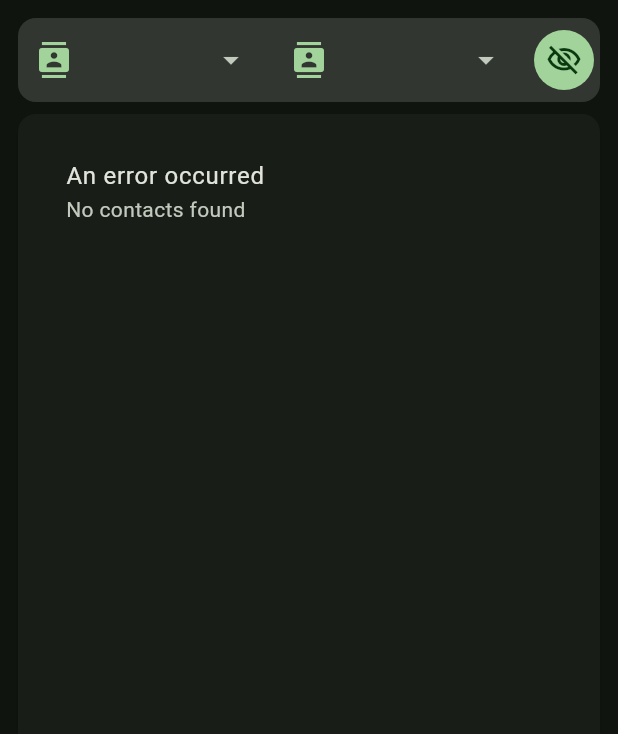
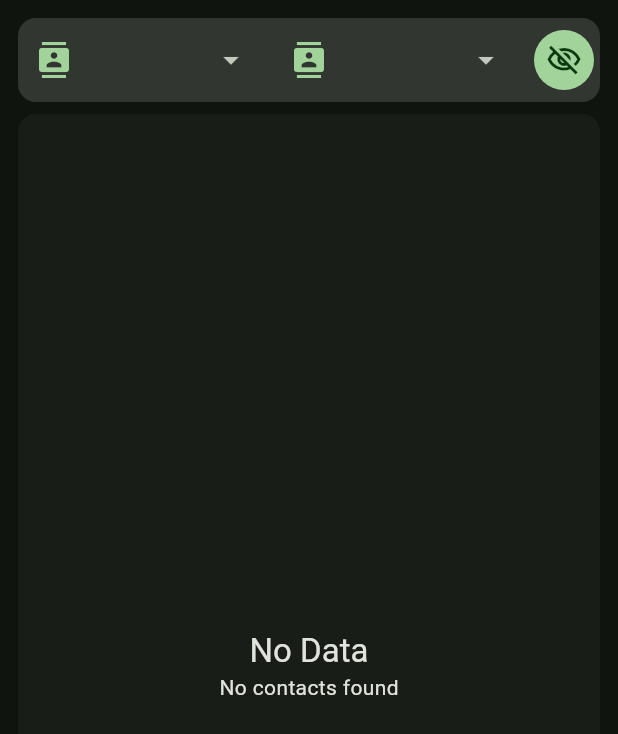
Before and after one commit to abdetaterefe/phone_recap, a Flutter app: the ComparativeAnalyticsView screen opened directly, on a phone screen of 412 x 824 dp. Shown: the top 734 px of the screen. Run offline on Flutter 3.47's test engine with Material 3 defaults, Android fonts, the phone set to English and light mode, and no system bars; our stand-ins replace equatable, fl_chart, flutter_bloc, flutter_contacts, flutter_local_notifications, package_info_plus and 4 more; accounts and stored records are empty.

Commit message:
chore: error message

```diff
--- a/lib/features/comparative_analytics/bloc/comparative_analytics_bloc.dart
+++ b/lib/features/comparative_analytics/bloc/comparative_analytics_bloc.dart
@@ -116,13 +116,22 @@ class ComparativeAnalyticsBloc
         event.firstPhoneNumber,
         event.secondPhoneNumber,
       );
+
+      getDisplayName(String phoneNumber) {
+        final contact = event.contacts.firstWhere(
+          (c) => c["phoneNumber"] == phoneNumber,
+          orElse: () => {"displayName": phoneNumber},
+        );
+        return contact["displayName"];
+      }
+
       if (comparisonResult.firstStats.totalCalls == 0 &&
           comparisonResult.secondStats.totalCalls == 0) {
         emit(
           ComparativeAnalyticsState(
             status: Status.error,
             errorMessage:
-                'No calls found for ${event.contacts.where((c) => c["phoneNumber"] == event.firstPhoneNumber).first["displayName"]} or ${event.contacts.where((c) => c["phoneNumber"] == event.secondPhoneNumber).first["displayName"]}',
+                'No call data found for ${getDisplayName(event.firstPhoneNumber)} and ${getDisplayName(event.secondPhoneNumber)}',
             contacts: event.contacts,
             firstNumber: event.firstPhoneNumber,
             secondNumber: event.secondPhoneNumber,
@@ -133,7 +142,7 @@ class ComparativeAnalyticsBloc
           ComparativeAnalyticsState(
             status: Status.error,
             errorMessage:
-                'No calls found for ${event.contacts.where((c) => c["phoneNumber"] == event.firstPhoneNumber).first["displayName"]}',
+                'No call data were found for ${getDisplayName(event.firstPhoneNumber)}',
             contacts: event.contacts,
             firstNumber: event.firstPhoneNumber,
             secondNumber: event.secondPhoneNumber,
@@ -144,7 +153,7 @@ class ComparativeAnalyticsBloc
           ComparativeAnalyticsState(
             status: Status.error,
             errorMessage:
-                'No calls found for ${event.contacts.where((c) => c["phoneNumber"] == event.secondPhoneNumber).first["displayName"]}',
+                'No call data were found for ${getDisplayName(event.secondPhoneNumber)}',
             contacts: event.contacts,
             firstNumber: event.firstPhoneNumber,
             secondNumber: event.secondPhoneNumber,
--- a/lib/features/comparative_analytics/view/comparative_analytics_page.dart
+++ b/lib/features/comparative_analytics/view/comparative_analytics_page.dart
@@ -173,9 +173,21 @@ class _ComparativeAnalyticsViewState extends State<ComparativeAnalyticsView> {
                             padding: const EdgeInsets.all(16.0),
                             child:
                                 state.status == Status.error
-                                    ? ListTile(
-                                      title: Text("An error occurred"),
-                                      subtitle: Text(state.errorMessage),
+                                    ? Center(
+                                      child: Column(
+                                        mainAxisAlignment:
+                                            MainAxisAlignment.center,
+                                        children: [
+                                          Text(
+                                            "No Data",
+                                            style:
+                                                Theme.of(
+                                                  context,
+                                                ).textTheme.titleLarge,
+                                          ),
+                                          Text(state.errorMessage),
+                                        ],
+                                      ),
                                     )
                                     : SingleChildScrollView(
                                       child: Comparison(state: state),
```
Also changed, not shown: lib/features/contact_insights/view/contact_insights_page.dart (+9 -1 lines), 1 other file.
